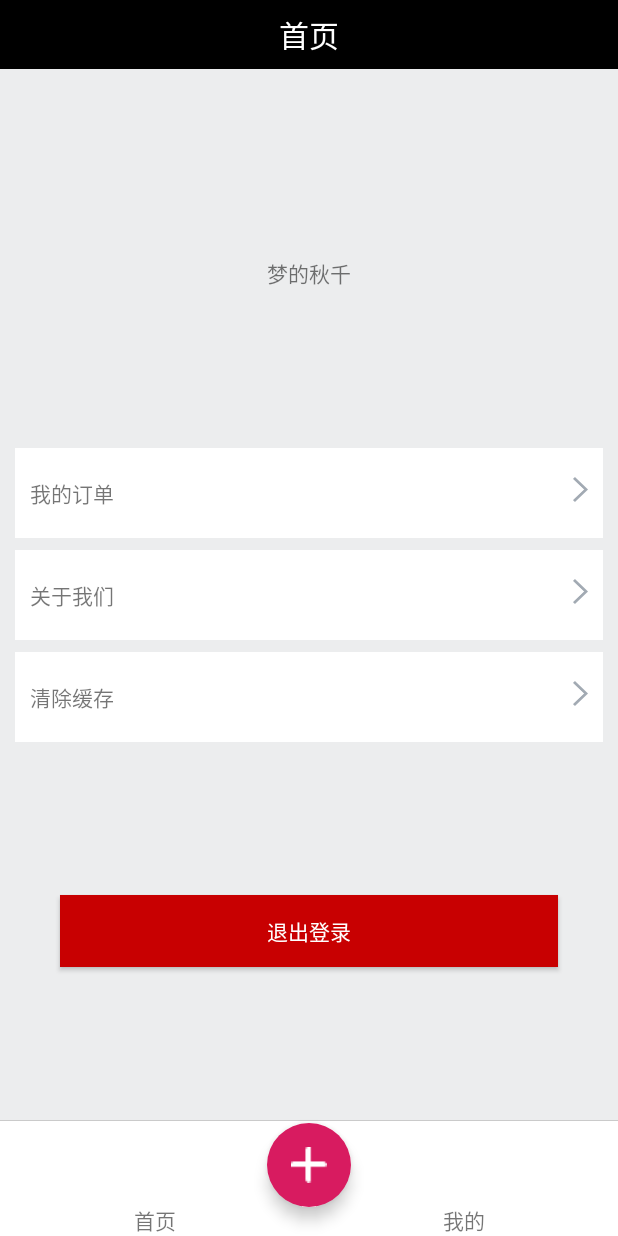
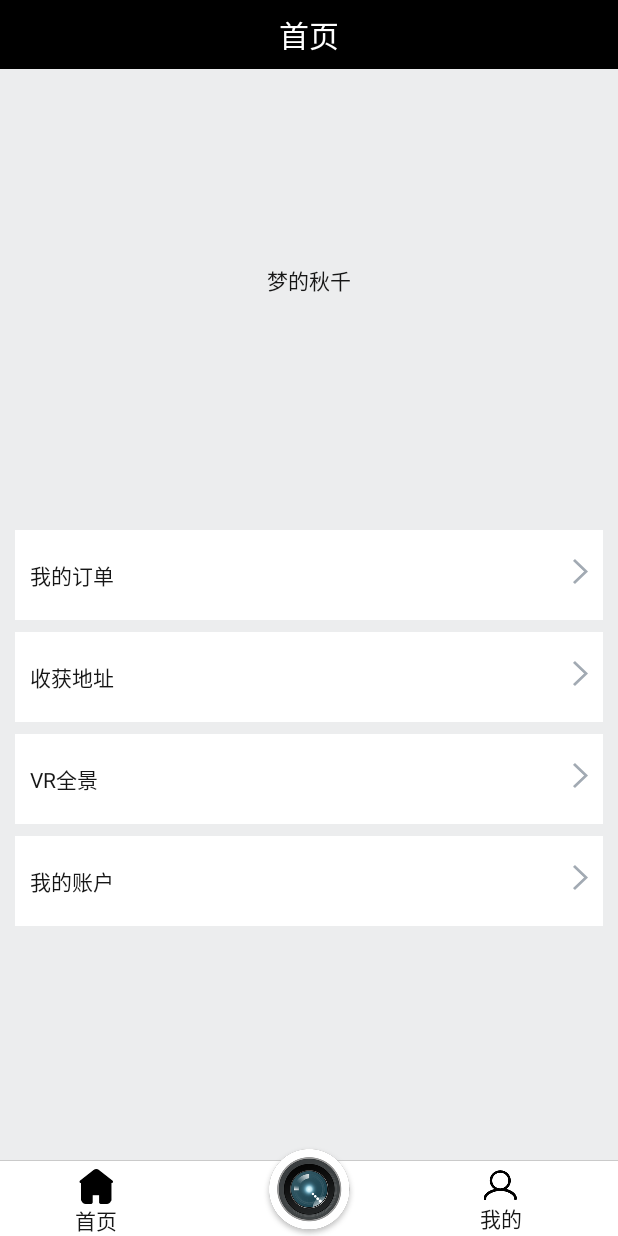
Before and after one commit to xiaohualaila/demo, an Android app: the fragment MyFragment placed in its activity, on a phone screen of 412 x 824 dp. Run offline under Robolectric (Android 15) with nearby library versions, the light colour scheme and no system bars; our stand-ins replace ButterKnife; 3 statements that could not run were skipped.

Commit message:
修改更新

```diff
--- a/app/src/main/AndroidManifest.xml
+++ b/app/src/main/AndroidManifest.xml
@@ -31,6 +31,10 @@
                 <category android:name="android.intent.category.LAUNCHER"/>
             </intent-filter>
         </activity>
+        <activity android:name=".ui.activity.OrderActivity"
+            android:screenOrientation="portrait">
+
+        </activity>
         <activity
                 android:name=".ui.activity.ARActivity"
                 android:resizeableActivity="false"
--- a/app/src/main/java/com/aier/ardemo/ui/activity/MainActivity.java
+++ b/app/src/main/java/com/aier/ardemo/ui/activity/MainActivity.java
@@ -97,12 +97,6 @@ public class MainActivity extends BaseActivity implements BottomView.BottomCallB
                 switchContent(myFragment);
                 tv_title.setText("我的");
                 break;
-            case 3:
-
-                break;
-            case 4:
-
-                break;
         }
     }
 
--- a/app/src/main/java/com/aier/ardemo/weight/BottomView.java
+++ b/app/src/main/java/com/aier/ardemo/weight/BottomView.java
@@ -15,7 +15,7 @@ public class BottomView extends LinearLayout implements View.OnClickListener{
     private ImageView home,my;
     private int before_state = 1;
     private BottomCallBack bottomCallBack;
-
+    private LinearLayout ll_home,ll_my;
     public void setBottomCallBack(BottomCallBack bottomCallBack) {
         this.bottomCallBack = bottomCallBack;
     }
@@ -27,39 +27,37 @@ public class BottomView extends LinearLayout implements View.OnClickListener{
     public BottomView(Context context, @Nullable AttributeSet attrs) {
         super(context, attrs);
       View view = LayoutInflater.from(context).inflate(R.layout.bottom_view, this);
+
+        ll_home = view.findViewById(R.id.ll_home);
+        ll_my = view.findViewById(R.id.ll_my);
         home = view.findViewById(R.id.iv_home);
         my = view.findViewById(R.id.iv_my);
-        home.setOnClickListener(this);
-        my.setOnClickListener(this);
-
-
+        ll_home.setOnClickListener(this);
+        ll_my.setOnClickListener(this);
     }
 
     @Override
     public void onClick(View view) {
         switch (view.getId()){
-            case R.id.iv_home:
+            case R.id.ll_home:
                 setBottomViewState(1);
                 break;
-            case R.id.iv_my:
+            case R.id.ll_my:
                 setBottomViewState(2);
                 break;
-
-
         }
     }
 
     private void setBottomViewState(int mAccount) {
-//        hideBottomLayout();
         if (before_state != mAccount) {
             if (mAccount == 1) {
+                home.setImageResource(R.drawable.home_);
+                my.setImageResource(R.drawable.my);
                 bottomCallBack.setCallBack(1);
             } else if (mAccount == 2) {
                 bottomCallBack.setCallBack(2);
-            } else if (mAccount == 3) {
-                bottomCallBack.setCallBack(3);
-            } else if (mAccount == 4) {
-                bottomCallBack.setCallBack(4);
+                home.setImageResource(R.drawable.home);
+                my.setImageResource(R.drawable.my_);
             }
 
             before_state = mAccount;
--- a/app/src/main/res/layout/activity_main.xml
+++ b/app/src/main/res/layout/activity_main.xml
@@ -43,16 +43,14 @@
     </LinearLayout>
 
 
-    <android.support.design.widget.FloatingActionButton
+    <ImageView
         android:id="@+id/fab"
         android:layout_width="wrap_content"
         android:layout_height="wrap_content"
-        android:layout_marginBottom="19dp"
+
         app:layout_constraintBottom_toBottomOf="parent"
         app:layout_constraintLeft_toLeftOf="parent"
         app:layout_constraintRight_toRightOf="parent"
-        android:elevation="0dp"
-        android:src="@drawable/add"
-        android:translationZ="9dp"
-        app:borderWidth="0dp" />
+        android:src="@drawable/camera"
+        android:translationZ="9dp" />
 </android.support.constraint.ConstraintLayout>
--- a/app/src/main/res/layout/bottom_view.xml
+++ b/app/src/main/res/layout/bottom_view.xml
@@ -12,24 +12,33 @@
         app:layout_constraintLeft_toLeftOf="parent"
         app:layout_constraintRight_toRightOf="parent"
         android:background="@color/line" />
+
+    <LinearLayout
+        android:id="@+id/ll_home"
+        android:layout_width="wrap_content"
+        android:layout_height="wrap_content"
+        app:layout_constraintTop_toBottomOf="@+id/line"
+        app:layout_constraintLeft_toLeftOf="parent"
+        android:layout_marginBottom="5dp"
+        android:layout_marginTop="5dp"
+        android:gravity="center_horizontal"
+        android:layout_marginLeft="50dp"
+        android:orientation="vertical">
         <ImageView
             android:id="@+id/iv_home"
-        android:layout_width="50dp"
-        android:layout_height="50dp"
-        app:layout_constraintTop_toBottomOf="@+id/line"
-        app:layout_constraintLeft_toLeftOf="parent"
+            android:layout_width="wrap_content"
+            android:layout_height="wrap_content"
+            android:src="@drawable/home_"
             app:layout_constraintRight_toLeftOf="@+id/guideline" />
         <TextView
             android:id="@+id/iv_home_text"
             android:layout_width="wrap_content"
             android:layout_height="wrap_content"
-        app:layout_constraintTop_toBottomOf="@+id/iv_home"
-        app:layout_constraintLeft_toLeftOf="parent"
-        app:layout_constraintRight_toLeftOf="@+id/guideline"
-        android:layout_marginTop="5dp"
-        android:layout_marginBottom="5dp"
+            android:textColor="@color/text_"
             android:gravity="center"
             android:text="首页"/>
+    </LinearLayout>
+
     <android.support.constraint.Guideline
         android:id="@+id/guideline"
         android:layout_width="wrap_content"
@@ -37,20 +46,35 @@
         android:orientation="vertical"
         app:layout_constraintGuide_percent="0.5" />
 
+    <LinearLayout
+        android:id="@+id/ll_my"
+        android:layout_width="wrap_content"
+        android:layout_height="wrap_content"
+        android:layout_marginLeft="50dp"
+        android:layout_marginBottom="5dp"
+        android:layout_marginTop="5dp"
+        app:layout_constraintTop_toBottomOf="@+id/line"
+        app:layout_constraintLeft_toRightOf="@+id/guideline"
+        app:layout_constraintRight_toRightOf="parent"
+        android:gravity="center_horizontal"
+        android:orientation="vertical">
+
         <ImageView
             android:id="@+id/iv_my"
-        android:layout_width="50dp"
-        android:layout_height="50dp"
-        app:layout_constraintTop_toBottomOf="@+id/line"
-        app:layout_constraintLeft_toRightOf="@+id/guideline"
-        app:layout_constraintRight_toRightOf="parent" />
+            android:layout_width="wrap_content"
+            android:layout_height="wrap_content"
+            android:src="@drawable/my"
+            />
         <TextView
             android:id="@+id/iv_my_text"
             android:layout_width="wrap_content"
             android:layout_height="wrap_content"
-        android:gravity="center"
-        app:layout_constraintTop_toTopOf="@+id/iv_home_text"
-        app:layout_constraintLeft_toRightOf="@+id/guideline"
-        app:layout_constraintRight_toRightOf="parent"
+            android:textColor="@color/text_"
             android:text="我的"/>
+
+
+
+
+    </LinearLayout>
+
 </android.support.constraint.ConstraintLayout>
--- a/app/src/main/res/layout/fragment_home.xml
+++ b/app/src/main/res/layout/fragment_home.xml
@@ -13,6 +13,7 @@
         android:layout_margin="@dimen/dp10"
         android:layout_gravity="center_vertical"
         android:textSize="@dimen/sp18"
+        android:textColor="@color/text_"
         android:text="产品详情"/>
     <RelativeLayout
         android:layout_width="match_parent"
--- a/app/src/main/res/layout/fragment_my.xml
+++ b/app/src/main/res/layout/fragment_my.xml
@@ -14,18 +14,20 @@
         app:layout_constraintRight_toRightOf="parent"
         android:layout_marginTop="30dp"/>
     <TextView
+        android:id="@+id/tv_name"
         android:layout_width="wrap_content"
         android:layout_height="wrap_content"
         app:layout_constraintTop_toBottomOf="@+id/my_photo"
         app:layout_constraintLeft_toLeftOf="parent"
         app:layout_constraintRight_toRightOf="parent"
-        android:layout_marginTop="5dp"
+        android:layout_marginTop="10dp"
+        android:textColor="@color/text_"
         android:text="梦的秋千"/>
     <LinearLayout
         android:id="@+id/ll_moddle"
         android:layout_width="match_parent"
         android:layout_height="wrap_content"
-        app:layout_constraintTop_toTopOf="parent"
+        app:layout_constraintTop_toBottomOf="@+id/tv_name"
         app:layout_constraintLeft_toLeftOf="parent"
         app:layout_constraintRight_toRightOf="parent"
         app:layout_constraintBottom_toBottomOf="parent"
@@ -33,14 +35,16 @@
         android:orientation="vertical"
         >
         <RelativeLayout
+            android:id="@+id/rl_order"
             android:layout_width="match_parent"
-            android:layout_height="60dp"
+            android:layout_height="@dimen/dp60"
             android:background="@color/white"
             android:gravity="center_vertical">
             <TextView
                 android:layout_width="wrap_content"
                 android:layout_height="wrap_content"
                 android:padding="10dp"
+                android:textColor="@color/text_"
                 android:text="我的订单"/>
 
             <ImageView
@@ -51,8 +55,9 @@
                 android:layout_alignParentRight="true"/>
         </RelativeLayout>
         <RelativeLayout
+            android:id="@+id/rl_address"
             android:layout_width="match_parent"
-            android:layout_height="60dp"
+            android:layout_height="@dimen/dp60"
             android:layout_marginTop="8dp"
             android:background="@color/white"
             android:gravity="center_vertical">
@@ -60,7 +65,8 @@
                 android:layout_width="wrap_content"
                 android:layout_height="wrap_content"
                 android:padding="10dp"
-                android:text="关于我们"/>
+                android:textColor="@color/text_"
+                android:text="收获地址"/>
 
             <ImageView
                 android:layout_width="wrap_content"
@@ -70,8 +76,9 @@
                 android:layout_alignParentRight="true"/>
         </RelativeLayout>
         <RelativeLayout
+            android:id="@+id/rl_vr"
             android:layout_width="match_parent"
-            android:layout_height="60dp"
+            android:layout_height="@dimen/dp60"
             android:background="@color/white"
             android:layout_marginTop="8dp"
             android:gravity="center_vertical">
@@ -79,7 +86,8 @@
                 android:layout_width="wrap_content"
                 android:layout_height="wrap_content"
                 android:padding="10dp"
-                android:text="清除缓存"/>
+                android:textColor="@color/text_"
+                android:text="VR全景"/>
 
             <ImageView
                 android:layout_width="wrap_content"
@@ -88,19 +96,42 @@
                 android:padding="10dp"
                 android:layout_alignParentRight="true"/>
         </RelativeLayout>
+
+        <RelativeLayout
+            android:id="@+id/rl_account"
+            android:layout_width="match_parent"
+            android:layout_height="@dimen/dp60"
+            android:layout_marginTop="8dp"
+            android:background="@color/white"
+            android:gravity="center_vertical">
+
+            <TextView
+                android:layout_width="wrap_content"
+                android:layout_height="wrap_content"
+                android:padding="10dp"
+                android:text="我的账户"
+                android:textColor="@color/text_" />
+
+            <ImageView
+                android:layout_width="wrap_content"
+                android:layout_height="wrap_content"
+                android:layout_alignParentRight="true"
+                android:padding="10dp"
+                android:src="@drawable/right" />
+        </RelativeLayout>
     </LinearLayout>
 
-    <Button
-        android:layout_width="match_parent"
-        android:layout_height="wrap_content"
-        app:layout_constraintTop_toBottomOf="@+id/ll_moddle"
-        app:layout_constraintLeft_toLeftOf="parent"
-        app:layout_constraintRight_toRightOf="parent"
-        app:layout_constraintBottom_toBottomOf="parent"
-        android:layout_marginLeft="@dimen/dp40"
-        android:layout_marginRight="@dimen/dp40"
-        android:textColor="@color/white"
-        android:background="#C80001"
-        android:text="退出登录"/>
+    <!--<Button-->
+        <!--android:layout_width="match_parent"-->
+        <!--android:layout_height="wrap_content"-->
+        <!--app:layout_constraintTop_toBottomOf="@+id/ll_moddle"-->
+        <!--app:layout_constraintLeft_toLeftOf="parent"-->
+        <!--app:layout_constraintRight_toRightOf="parent"-->
+        <!--app:layout_constraintBottom_toBottomOf="parent"-->
+        <!--android:layout_marginLeft="@dimen/dp40"-->
+        <!--android:layout_marginRight="@dimen/dp40"-->
+        <!--android:textColor="@color/white"-->
+        <!--android:background="#C80001"-->
+        <!--android:text="退出登录"/>-->
 
 </android.support.constraint.ConstraintLayout>
--- a/app/src/main/res/values/colors.xml
+++ b/app/src/main/res/values/colors.xml
@@ -13,4 +13,5 @@
     <color name="view_black">#f9f9f9</color>
     <color name="content_bg">#6F000000</color>
     <color name="my_bg">#ffecedee</color>
+    <color name="text_">#161616</color>
 </resources>
```
Also changed, not shown: app/src/main/java/com/aier/ardemo/ui/activity/OrderActivity.java (added, +50 -0 lines), app/src/main/java/com/aier/ardemo/ui/fragment/MyFragment.java (+28 -0 lines), app/src/main/res/layout/activity_order.xml (added, +33 -0 lines), app/src/main/res/drawable-xxhdpi/add.png (deleted), app/src/main/res/drawable-xxhdpi/camera.png (added), app/src/main/res/drawable-xxhdpi/home.png (added), app/src/main/res/drawable-xxhdpi/home_.png (added), app/src/main/res/drawable-xxhdpi/my.png (added), app/src/main/res/drawable-xxhdpi/my_.png (added). Lines whose indentation alone changed are shown as unchanged.
